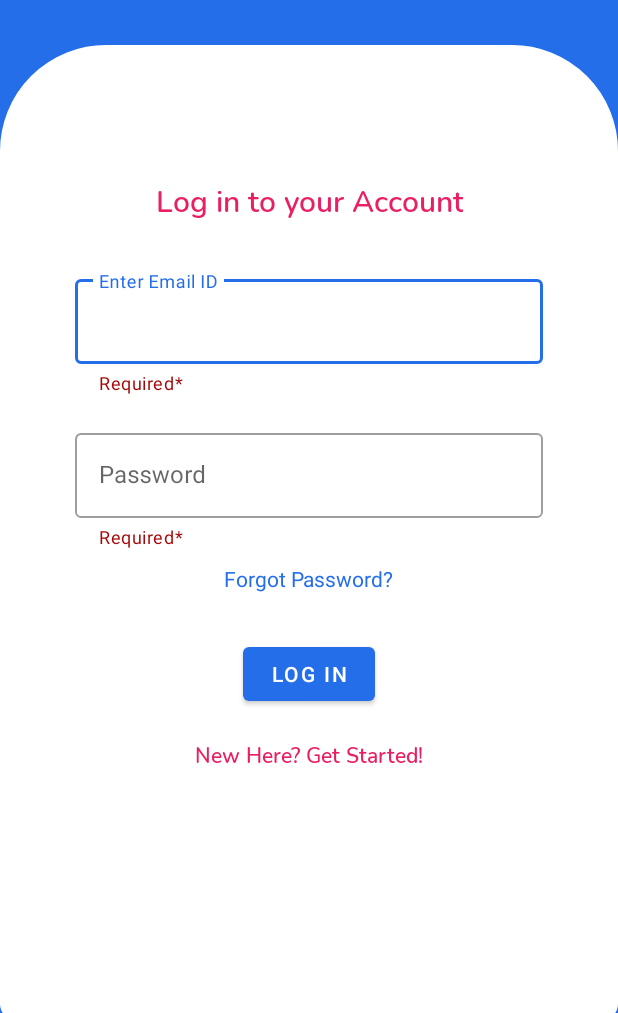
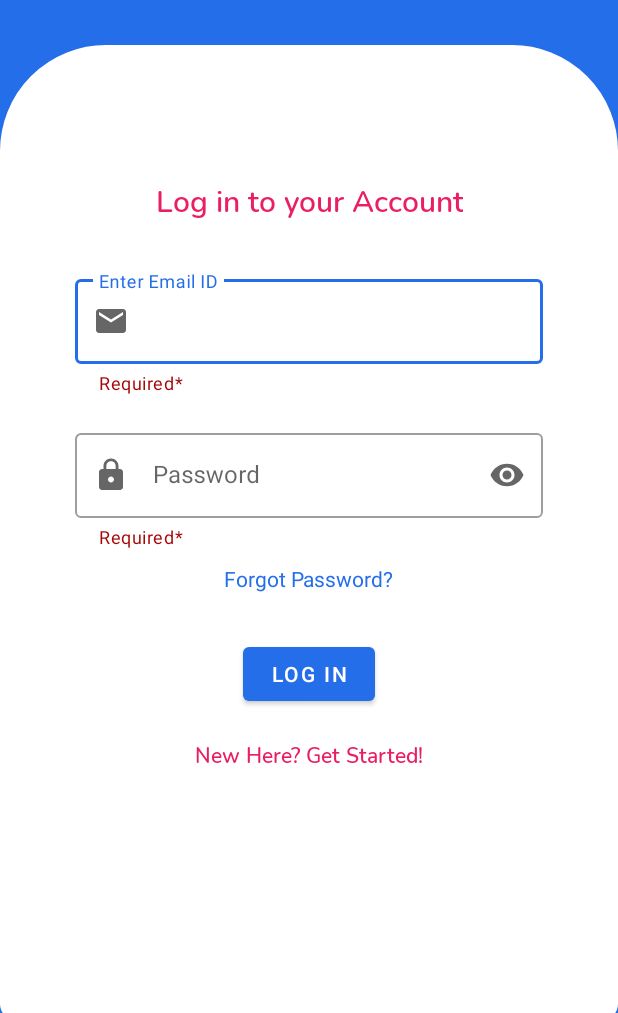
Before and after one commit to NeerajChatterjee/Smart-Campus, an Android app: the UserLoginActivity screen opened directly, with no data from a screen before it, on a phone screen of 412 x 824 dp, the part 223-1236 px from its top. Run offline under Robolectric (Android 15) with nearby library versions, the light colour scheme and no system bars; our stand-ins replace Firebase (no records; nobody signed in at launch, a user with empty details on screens opened directly).

Commit message:
Updated Login Activity

```diff
--- a/app/build.gradle
+++ b/app/build.gradle
@@ -60,6 +60,7 @@ dependencies {
     implementation 'com.google.firebase:firebase-auth:21.0.3'
     implementation 'com.google.firebase:firebase-database:20.0.4'
     implementation 'com.google.firebase:firebase-firestore'
+    implementation 'com.google.firebase:firebase-storage-ktx'
 
     // Declare the dependency for the Firebase SDK for Google Analytics
     implementation 'com.google.firebase:firebase-analytics-ktx'
--- a/app/src/main/java/com/neeraj/smartcampus/user_activities/UserSignUpActivity.kt
+++ b/app/src/main/java/com/neeraj/smartcampus/user_activities/UserSignUpActivity.kt
@@ -12,6 +12,8 @@ import android.widget.Toast
 import com.google.firebase.FirebaseException
 import com.google.firebase.FirebaseTooManyRequestsException
 import com.google.firebase.auth.*
+import com.google.firebase.database.FirebaseDatabase
+import com.google.firebase.storage.FirebaseStorage
 import com.neeraj.smartcampus.R
 import kotlinx.android.synthetic.main.activity_user_sign_up.*
 import java.util.concurrent.TimeUnit
--- a/app/src/main/res/layout/activity_user_login.xml
+++ b/app/src/main/res/layout/activity_user_login.xml
@@ -46,7 +46,7 @@
         app:layout_constraintTop_toBottomOf="@+id/name" />
 
     <com.google.android.material.textfield.TextInputLayout
-        android:id="@+id/email_layout"
+        android:id="@+id/userLoginEmailLayout"
         android:layout_width="match_parent"
         android:layout_height="wrap_content"
         android:layout_marginHorizontal="50dp"
@@ -57,9 +57,11 @@
         app:layout_constraintStart_toStartOf="parent"
         app:helperText="Required*"
         app:helperTextTextColor="#A60606"
+        app:startIconDrawable="@drawable/ic_baseline_email_24"
+        app:endIconMode="clear_text"
         >
         <com.google.android.material.textfield.TextInputEditText
-            android:id="@+id/email"
+            android:id="@+id/userLoginEmail"
             android:layout_width="match_parent"
             android:layout_height="wrap_content"
             android:inputType="textEmailAddress"
@@ -68,20 +70,22 @@
     </com.google.android.material.textfield.TextInputLayout>
 
     <com.google.android.material.textfield.TextInputLayout
-        android:id="@+id/password_layout"
+        android:id="@+id/userLoginPasswordLayout"
         android:layout_width="match_parent"
         android:layout_height="wrap_content"
         android:layout_marginHorizontal="50dp"
         style="@style/Widget.MaterialComponents.TextInputLayout.OutlinedBox"
         android:layout_marginTop="20dp"
-        app:layout_constraintTop_toBottomOf="@+id/email_layout"
+        app:layout_constraintTop_toBottomOf="@+id/userLoginEmailLayout"
         app:layout_constraintEnd_toEndOf="parent"
         app:layout_constraintStart_toStartOf="parent"
         app:helperText="Required*"
         app:helperTextTextColor="#A60606"
+        app:startIconDrawable="@drawable/ic_baseline_lock_24"
+        app:endIconMode="password_toggle"
         >
         <com.google.android.material.textfield.TextInputEditText
-            android:id="@+id/password"
+            android:id="@+id/userLoginPassword"
             android:layout_width="match_parent"
             android:layout_height="wrap_content"
             android:inputType="textPassword"
@@ -90,10 +94,10 @@
     </com.google.android.material.textfield.TextInputLayout>
 
     <com.google.android.material.textview.MaterialTextView
-        android:id="@+id/forgotpassword"
+        android:id="@+id/forgotPasswordField"
         android:layout_width="wrap_content"
         android:layout_height="wrap_content"
-        app:layout_constraintTop_toBottomOf="@+id/password_layout"
+        app:layout_constraintTop_toBottomOf="@+id/userLoginPasswordLayout"
         app:layout_constraintStart_toStartOf="parent"
         app:layout_constraintEnd_toEndOf="parent"
         android:layout_marginTop="10dp"
@@ -101,23 +105,24 @@
         android:text="@string/forgot_password"/>
 
     <com.google.android.material.button.MaterialButton
-        android:id="@+id/login_btn"
+        android:id="@+id/userLoginButton"
         android:layout_width="wrap_content"
         android:layout_height="wrap_content"
         android:text="@string/log_in"
-        app:layout_constraintTop_toBottomOf="@+id/forgotpassword"
+        app:layout_constraintTop_toBottomOf="@+id/forgotPasswordField"
         android:layout_marginTop="30dp"
         app:layout_constraintStart_toStartOf="parent"
         app:layout_constraintEnd_toEndOf="parent"/>
 
     <com.google.android.material.textview.MaterialTextView
+        android:id="@+id/getStartedSignUp"
         android:layout_width="wrap_content"
         android:layout_height="wrap_content"
         android:text="@string/new_here_get_started"
         android:textColor="@color/colorAccent"
         android:fontFamily="@font/nunito_semibold"
         android:layout_marginTop="20dp"
-        app:layout_constraintTop_toBottomOf="@+id/login_btn"
+        app:layout_constraintTop_toBottomOf="@+id/userLoginButton"
         app:layout_constraintStart_toStartOf="parent"
         app:layout_constraintEnd_toEndOf="parent"
         />
```
Also changed, not shown: app/src/main/java/com/neeraj/smartcampus/user_activities/UserLoginActivity.kt (+118 -0 lines), app/src/main/java/com/neeraj/smartcampus/user_activities/UserVerifyOTP.kt (+8 -2 lines).
